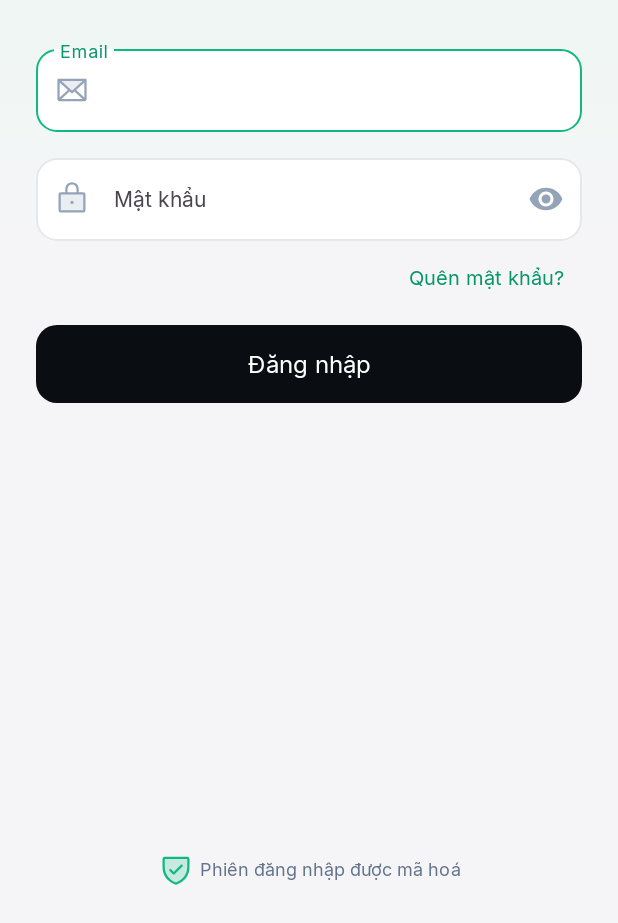
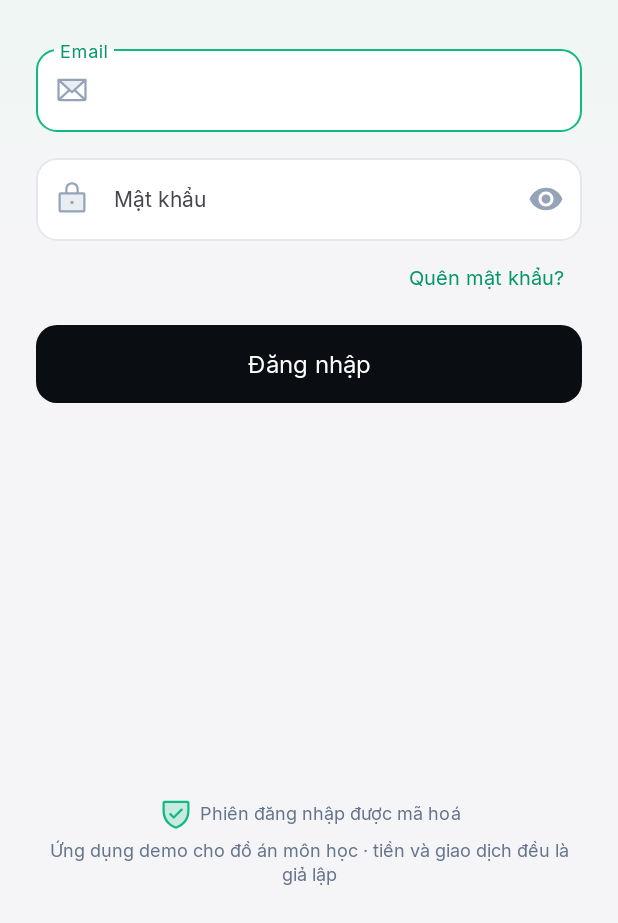
Before and after one commit to thedestoroyah/FLUX_Bank, an Android app: the screen it shows after launch (LoginActivity), on a phone screen of 412 x 824 dp, the part 313-1236 px from its top. Run offline under Robolectric (Android 15) with nearby library versions, the phone set to English and light mode, and no system bars; our stand-ins replace Firebase (no records; nobody signed in at launch, a user with empty details on screens opened directly); 6 statements that could not run were skipped.

Commit message:
feat: demo disclaimer on login screen

```diff
--- a/app/src/main/res/layout/activity_login.xml
+++ b/app/src/main/res/layout/activity_login.xml
@@ -174,11 +174,27 @@
                 android:textAppearance="@style/TextAppearance.Flux.Caption"
                 app:drawableStartCompat="@drawable/ic_shield_check"
                 app:drawableTint="@color/flux_emerald"
+                app:layout_constraintBottom_toTopOf="@id/tvDemoNote"
+                app:layout_constraintEnd_toEndOf="parent"
+                app:layout_constraintStart_toStartOf="parent"
+                app:layout_constraintTop_toBottomOf="@id/btnBiometricLogin"
+                app:layout_constraintVertical_bias="1"
+                app:layout_constraintVertical_chainStyle="packed" />
+
+            <!-- Nói rõ đây là đồ án, tiền giả lập (tránh bị hiểu là ngân hàng thật khi lên Google Play) -->
+            <TextView
+                android:id="@+id/tvDemoNote"
+                android:layout_width="0dp"
+                android:layout_height="wrap_content"
+                android:layout_marginTop="@dimen/space_4"
+                android:gravity="center"
+                android:text="@string/login_demo_note"
+                android:textAppearance="@style/TextAppearance.Flux.Caption"
+                android:textColor="@color/flux_text_secondary"
                 app:layout_constraintBottom_toBottomOf="parent"
                 app:layout_constraintEnd_toEndOf="parent"
                 app:layout_constraintStart_toStartOf="parent"
-                app:layout_constraintTop_toBottomOf="@id/btnBiometricLogin"
-                app:layout_constraintVertical_bias="1" />
+                app:layout_constraintTop_toBottomOf="@id/tvSecureNote" />
         </androidx.constraintlayout.widget.ConstraintLayout>
     </androidx.core.widget.NestedScrollView>
 </androidx.constraintlayout.widget.ConstraintLayout>
--- a/app/src/main/res/values/strings.xml
+++ b/app/src/main/res/values/strings.xml
@@ -23,6 +23,7 @@
     <string name="login_submit">Đăng nhập</string>
     <string name="login_biometric">Đăng nhập bằng sinh trắc học</string>
     <string name="login_secure_note">Phiên đăng nhập được mã hoá</string>
+    <string name="login_demo_note">Ứng dụng demo cho đồ án môn học · tiền và giao dịch đều là giả lập</string>
     <string name="err_email_required">Vui lòng nhập email.</string>
     <string name="err_email_invalid">Email không hợp lệ.</string>
     <string name="err_password_required">Vui lòng nhập mật khẩu.</string>
```
